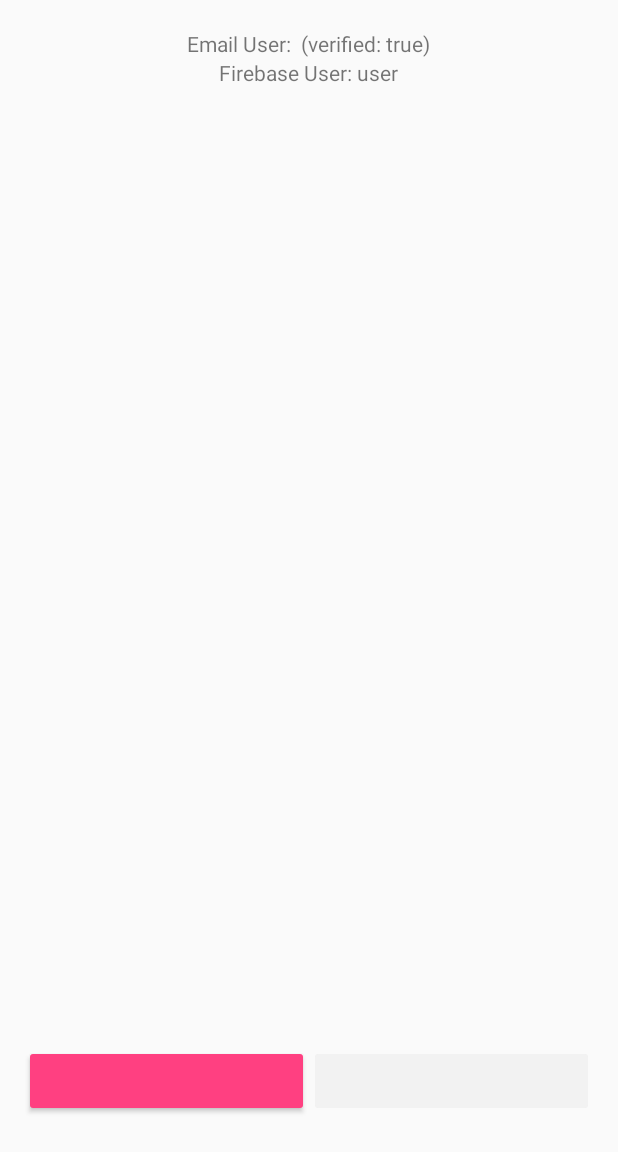
After one commit to annc128/Billionaire, an Android app: the EmailPasswordActivity screen opened directly, with no data from a screen before it, on a phone screen of 412 x 824 dp. The commit adds this screen. Shown: the top 1152 px of the screen. Run offline under Robolectric (Android 15) with nearby library versions, the phone set to English and light mode, and no system bars; our stand-ins replace Firebase (no records; nobody signed in at launch, a user with empty details on screens opened directly).

Commit message:
Basic firebase login function added

```diff
--- /dev/null
+++ b/app/src/main/java/finalproject/comp3617/billionaire/BaseActivity.java
@@ -0,0 +1,44 @@
+package finalproject.comp3617.billionaire;
+
+import android.app.ProgressDialog;
+import android.content.Context;
+import android.support.annotation.VisibleForTesting;
+import android.support.v7.app.AppCompatActivity;
+import android.view.View;
+import android.view.inputmethod.InputMethodManager;
+
+public class BaseActivity extends AppCompatActivity {
+
+    @VisibleForTesting
+    public ProgressDialog mProgressDialog;
+
+    public void showProgressDialog() {
+        if (mProgressDialog == null) {
+            mProgressDialog = new ProgressDialog(this);
+            mProgressDialog.setMessage(getString(R.string.loading));
+            mProgressDialog.setIndeterminate(true);
+        }
+
+        mProgressDialog.show();
+    }
+
+    public void hideProgressDialog() {
+        if (mProgressDialog != null && mProgressDialog.isShowing()) {
+            mProgressDialog.dismiss();
+        }
+    }
+
+    public void hideKeyboard(View view) {
+        final InputMethodManager imm = (InputMethodManager) getSystemService(Context.INPUT_METHOD_SERVICE);
+        if (imm != null) {
+            imm.hideSoftInputFromWindow(view.getWindowToken(), 0);
+        }
+    }
+
+    @Override
+    public void onStop() {
+        super.onStop();
+        hideProgressDialog();
+    }
+
+}
--- /dev/null
+++ b/app/src/main/java/finalproject/comp3617/billionaire/EmailPasswordActivity.java
@@ -0,0 +1,247 @@
+/**
+ * Copyright 2016 Google Inc. All Rights Reserved.
+ * <p>
+ * Licensed under the Apache License, Version 2.0 (the "License");
+ * you may not use this file except in compliance with the License.
+ * You may obtain a copy of the License at
+ * <p>
+ * http://www.apache.org/licenses/LICENSE-2.0
+ * <p>
+ * Unless required by applicable law or agreed to in writing, software
+ * distributed under the License is distributed on an "AS IS" BASIS,
+ * WITHOUT WARRANTIES OR CONDITIONS OF ANY KIND, either express or implied.
+ * See the License for the specific language governing permissions and
+ * limitations under the License.
+ */
+
+package finalproject.comp3617.billionaire;
+
+import android.content.Intent;
+import android.os.Bundle;
+import android.support.annotation.NonNull;
+import android.text.TextUtils;
+import android.util.Log;
+import android.view.View;
+import android.widget.EditText;
+import android.widget.TextView;
+import android.widget.Toast;
+
+import com.google.android.gms.tasks.OnCompleteListener;
+import com.google.android.gms.tasks.Task;
+import com.google.firebase.auth.AuthResult;
+import com.google.firebase.auth.FirebaseAuth;
+import com.google.firebase.auth.FirebaseUser;
+
+public class EmailPasswordActivity extends BaseActivity implements
+        View.OnClickListener {
+
+    private static final String TAG = "EmailPassword";
+
+    private TextView mStatusTextView;
+    private TextView mDetailTextView;
+    private EditText mEmailField;
+    private EditText mPasswordField;
+
+    // [START declare_auth]
+    private FirebaseAuth mAuth;
+    // [END declare_auth]
+
+    @Override
+    public void onCreate(Bundle savedInstanceState) {
+        super.onCreate(savedInstanceState);
+        setContentView(R.layout.activity_emailpassword);
+
+        // Views
+        mStatusTextView = findViewById(R.id.status);
+        mDetailTextView = findViewById(R.id.detail);
+        mEmailField = findViewById(R.id.field_email);
+        mPasswordField = findViewById(R.id.field_password);
+
+        // Buttons
+        findViewById(R.id.email_sign_in_button).setOnClickListener(this);
+        findViewById(R.id.email_create_account_button).setOnClickListener(this);
+        findViewById(R.id.sign_out_button).setOnClickListener(this);
+        findViewById(R.id.verify_email_button).setOnClickListener(this);
+
+        // [START initialize_auth]
+        mAuth = FirebaseAuth.getInstance();
+        // [END initialize_auth]
+    }
+
+    // [START on_start_check_user]
+    @Override
+    public void onStart() {
+        super.onStart();
+        // Check if user is signed in (non-null) and update UI accordingly.
+        FirebaseUser currentUser = mAuth.getCurrentUser();
+        updateUI(currentUser);
+    }
+    // [END on_start_check_user]
+
+    private void createAccount(String email, String password) {
+        Log.d(TAG, "createAccount:" + email);
+        if (!validateForm()) {
+            return;
+        }
+
+        showProgressDialog();
+
+        // [START create_user_with_email]
+        mAuth.createUserWithEmailAndPassword(email, password)
+                .addOnCompleteListener(this, new OnCompleteListener<AuthResult>() {
+                    @Override
+                    public void onComplete(@NonNull Task<AuthResult> task) {
+                        if (task.isSuccessful()) {
+                            // Sign in success, update UI with the signed-in user's information
+                            Log.d(TAG, "createUserWithEmail:success");
+                            FirebaseUser user = mAuth.getCurrentUser();
+                            updateUI(user);
+                        } else {
+                            // If sign in fails, display a message to the user.
+                            Log.w(TAG, "createUserWithEmail:failure", task.getException());
+                            Toast.makeText(EmailPasswordActivity.this, "Authentication failed.",
+                                    Toast.LENGTH_SHORT).show();
+                            updateUI(null);
+                        }
+
+                        // [START_EXCLUDE]
+                        hideProgressDialog();
+                        // [END_EXCLUDE]
+                    }
+                });
+        // [END create_user_with_email]
+    }
+
+    private void signIn(String email, String password) {
+        Log.d(TAG, "signIn:" + email);
+        if (!validateForm()) {
+            return;
+        }
+
+        showProgressDialog();
+
+        // [START sign_in_with_email]
+        mAuth.signInWithEmailAndPassword(email, password)
+                .addOnCompleteListener(this, new OnCompleteListener<AuthResult>() {
+                    @Override
+                    public void onComplete(@NonNull Task<AuthResult> task) {
+                        if (task.isSuccessful()) {
+                            // Sign in success, update UI with the signed-in user's information
+                            Log.d(TAG, "signInWithEmail:success");
+                            FirebaseUser user = mAuth.getCurrentUser();
+                            startActivity(new Intent(EmailPasswordActivity.this, MainActivity.class));
+                            finish();
+                            updateUI(user);
+                        } else {
+                            // If sign in fails, display a message to the user.
+                            Log.w(TAG, "signInWithEmail:failure", task.getException());
+                            Toast.makeText(EmailPasswordActivity.this, "Authentication failed.",
+                                    Toast.LENGTH_SHORT).show();
+                            updateUI(null);
+                        }
+
+                        // [START_EXCLUDE]
+                        if (!task.isSuccessful()) {
+                            mStatusTextView.setText(R.string.auth_failed);
+                        }
+                        hideProgressDialog();
+                        // [END_EXCLUDE]
+                    }
+                });
+        // [END sign_in_with_email]
+    }
+
+    private void signOut() {
+        mAuth.signOut();
+        updateUI(null);
+    }
+
+    private void sendEmailVerification() {
+        // Disable button
+        findViewById(R.id.verify_email_button).setEnabled(false);
+
+        // Send verification email
+        // [START send_email_verification]
+        final FirebaseUser user = mAuth.getCurrentUser();
+        user.sendEmailVerification()
+                .addOnCompleteListener(this, new OnCompleteListener<Void>() {
+                    @Override
+                    public void onComplete(@NonNull Task<Void> task) {
+                        // [START_EXCLUDE]
+                        // Re-enable button
+                        findViewById(R.id.verify_email_button).setEnabled(true);
+
+                        if (task.isSuccessful()) {
+                            Toast.makeText(EmailPasswordActivity.this,
+                                    "Verification email sent to " + user.getEmail(),
+                                    Toast.LENGTH_SHORT).show();
+                        } else {
+                            Log.e(TAG, "sendEmailVerification", task.getException());
+                            Toast.makeText(EmailPasswordActivity.this,
+                                    "Failed to send verification email.",
+                                    Toast.LENGTH_SHORT).show();
+                        }
+                        // [END_EXCLUDE]
+                    }
+                });
+        // [END send_email_verification]
+    }
+
+    private boolean validateForm() {
+        boolean valid = true;
+
+        String email = mEmailField.getText().toString();
+        if (TextUtils.isEmpty(email)) {
+            mEmailField.setError("Required.");
+            valid = false;
+        } else {
+            mEmailField.setError(null);
+        }
+
+        String password = mPasswordField.getText().toString();
+        if (TextUtils.isEmpty(password)) {
+            mPasswordField.setError("Required.");
+            valid = false;
+        } else {
+            mPasswordField.setError(null);
+        }
+
+        return valid;
+    }
+
+    private void updateUI(FirebaseUser user) {
+        hideProgressDialog();
+        if (user != null) {
+            mStatusTextView.setText(getString(R.string.emailpassword_status_fmt,
+                    user.getEmail(), user.isEmailVerified()));
+            mDetailTextView.setText(getString(R.string.firebase_status_fmt, user.getUid()));
+
+            findViewById(R.id.email_password_buttons).setVisibility(View.GONE);
+            findViewById(R.id.email_password_fields).setVisibility(View.GONE);
+            findViewById(R.id.signed_in_buttons).setVisibility(View.VISIBLE);
+
+            findViewById(R.id.verify_email_button).setEnabled(!user.isEmailVerified());
+        } else {
+            mStatusTextView.setText(R.string.signed_out);
+            mDetailTextView.setText(null);
+
+            findViewById(R.id.email_password_buttons).setVisibility(View.VISIBLE);
+            findViewById(R.id.email_password_fields).setVisibility(View.VISIBLE);
+            findViewById(R.id.signed_in_buttons).setVisibility(View.GONE);
+        }
+    }
+
+    @Override
+    public void onClick(View v) {
+        int i = v.getId();
+        if (i == R.id.email_create_account_button) {
+            createAccount(mEmailField.getText().toString(), mPasswordField.getText().toString());
+        } else if (i == R.id.email_sign_in_button) {
+            signIn(mEmailField.getText().toString(), mPasswordField.getText().toString());
+        } else if (i == R.id.sign_out_button) {
+            signOut();
+        } else if (i == R.id.verify_email_button) {
+            sendEmailVerification();
+        }
+    }
+}
--- a/app/src/main/java/finalproject/comp3617/billionaire/MapsActivity.java
+++ b/app/src/main/java/finalproject/comp3617/billionaire/MapsActivity.java
@@ -4,12 +4,9 @@ package finalproject.comp3617.billionaire;
 import android.app.AlertDialog;
 import android.content.DialogInterface;
 import android.content.Intent;
-import android.location.Address;
-import android.location.Geocoder;
+import android.os.Bundle;
 import android.support.v4.app.FragmentActivity;
-import android.os.Bundle;
 import android.util.Log;
-import android.widget.Toast;
 
 import com.google.android.gms.maps.CameraUpdateFactory;
 import com.google.android.gms.maps.GoogleMap;
--- /dev/null
+++ b/app/src/main/res/layout/activity_emailpassword.xml
@@ -0,0 +1,125 @@
+<LinearLayout xmlns:android="http://schemas.android.com/apk/res/android"
+    xmlns:tools="http://schemas.android.com/tools"
+    android:id="@+id/main_layout"
+    android:layout_width="match_parent"
+    android:layout_height="match_parent"
+    android:orientation="vertical"
+    android:weightSum="4">
+
+    <LinearLayout
+        android:layout_width="match_parent"
+        android:layout_height="0dp"
+        android:layout_weight="3"
+        android:gravity="center_horizontal"
+        android:orientation="vertical">
+
+        <ImageView
+            android:id="@+id/icon"
+            android:layout_width="wrap_content"
+            android:layout_height="wrap_content" />
+
+        <TextView
+            android:id="@+id/title_text"
+            android:layout_width="wrap_content"
+            android:layout_height="wrap_content" />
+
+        <TextView
+            android:id="@+id/status"
+            android:layout_width="wrap_content"
+            android:layout_height="wrap_content"
+            android:text="@string/signed_out" />
+
+        <TextView
+            android:id="@+id/detail"
+            android:layout_width="wrap_content"
+            android:layout_height="wrap_content"
+            tools:text="Firebase User ID: 123456789abc" />
+
+    </LinearLayout>
+
+
+    <RelativeLayout
+        android:layout_width="fill_parent"
+        android:layout_height="0dp"
+        android:layout_weight="1"
+        android:gravity="center_vertical">
+
+        <LinearLayout
+            android:id="@+id/email_password_fields"
+            android:layout_width="fill_parent"
+            android:layout_height="wrap_content"
+            android:orientation="horizontal"
+            android:paddingLeft="16dp"
+            android:paddingRight="16dp">
+
+            <EditText
+                android:id="@+id/field_email"
+                android:layout_width="0dp"
+                android:layout_height="wrap_content"
+                android:layout_weight="1"
+                android:inputType="textEmailAddress" />
+
+            <EditText
+                android:id="@+id/field_password"
+                android:layout_width="0dp"
+                android:layout_height="wrap_content"
+                android:layout_weight="1"
+                android:inputType="textPassword" />
+        </LinearLayout>
+
+        <LinearLayout
+            android:id="@+id/email_password_buttons"
+            android:layout_width="fill_parent"
+            android:layout_height="wrap_content"
+            android:layout_below="@+id/email_password_fields"
+            android:orientation="horizontal"
+            android:paddingLeft="16dp"
+            android:paddingRight="16dp">
+
+            <Button
+                android:id="@+id/email_sign_in_button"
+                style="@style/Widget.AppCompat.Button.Colored"
+                android:layout_width="0dp"
+                android:layout_height="wrap_content"
+                android:layout_weight="1"
+                android:text="Sign in" />
+
+            <Button
+                android:id="@+id/email_create_account_button"
+                style="@style/Widget.AppCompat.Button.Colored"
+                android:layout_width="0dp"
+                android:layout_height="wrap_content"
+                android:layout_weight="1"
+                android:text="Create account" />
+        </LinearLayout>
+
+        <LinearLayout
+            android:id="@+id/signed_in_buttons"
+            android:layout_width="fill_parent"
+            android:layout_height="wrap_content"
+            android:layout_centerInParent="true"
+            android:orientation="horizontal"
+            android:paddingLeft="16dp"
+            android:paddingRight="16dp"
+            android:visibility="gone"
+            android:weightSum="2.0">
+
+            <Button
+                android:id="@+id/sign_out_button"
+                style="@style/Widget.AppCompat.Button.Colored"
+                android:layout_width="0dp"
+                android:layout_height="wrap_content"
+                android:layout_weight="1.0" />
+
+            <Button
+                android:id="@+id/verify_email_button"
+                style="@style/Widget.AppCompat.Button.Colored"
+                android:layout_width="0dp"
+                android:layout_height="wrap_content"
+                android:layout_weight="1.0" />
+
+        </LinearLayout>
+
+    </RelativeLayout>
+
+</LinearLayout>
--- a/app/src/main/res/layout/activity_main.xml
+++ b/app/src/main/res/layout/activity_main.xml
@@ -59,7 +59,8 @@
         <Spinner
             android:id="@+id/spMap"
             android:layout_width="match_parent"
-            android:layout_height="wrap_content" />
+            android:layout_height="wrap_content"
+            android:spinnerMode="dialog" />
 
     </LinearLayout>
 
--- a/app/src/main/res/values/strings.xml
+++ b/app/src/main/res/values/strings.xml
@@ -7,6 +7,9 @@
     <string name="transportation">TRANSPORTATION</string>
     <string name="go">GO</string>
     <string name="currency">CAD</string>
+    <string name="email">Email</string>
+    <string name="facebook">Facebook</string>
+    <string name="google">Google</string>
     <integer name="players">2</integer>
 
     <string-array name="transportations">
@@ -16,9 +19,15 @@
     </string-array>
 
     <string-array name="maps">
+        <item>Please select a map</item>
         <item>Downtown Vancouver</item>
         <item>Skytrain route</item>
     </string-array>
 
-
+    <string name="loading">Loading…</string>
+    <string name="signed_in">Signed In</string>
+    <string name="signed_out">Signed Out</string>
+    <string name="emailpassword_status_fmt">Email User: %1$s (verified: %2$b)</string>
+    <string name="firebase_status_fmt">Firebase User: %s</string>
+    <string name="auth_failed">Authentication failed</string>
 </resources>
--- a/build.gradle
+++ b/build.gradle
@@ -8,6 +8,7 @@ buildscript {
     }
     dependencies {
         classpath 'com.android.tools.build:gradle:3.1.0'
+        classpath 'com.google.gms:google-services:4.0.0' //firebase setting
 
 
         // NOTE: Do not place your application dependencies here; they belong
```
Also changed, not shown: app/build.gradle (+9 -1 lines), app/src/main/AndroidManifest.xml (+12 -6 lines), app/src/main/java/finalproject/comp3617/billionaire/LoginActivity.java (added, +65 -0 lines), app/src/main/java/finalproject/comp3617/billionaire/MainActivity.java (+6 -5 lines), app/src/main/res/layout/activity_login.xml (added, +18 -0 lines), 1 other file.
